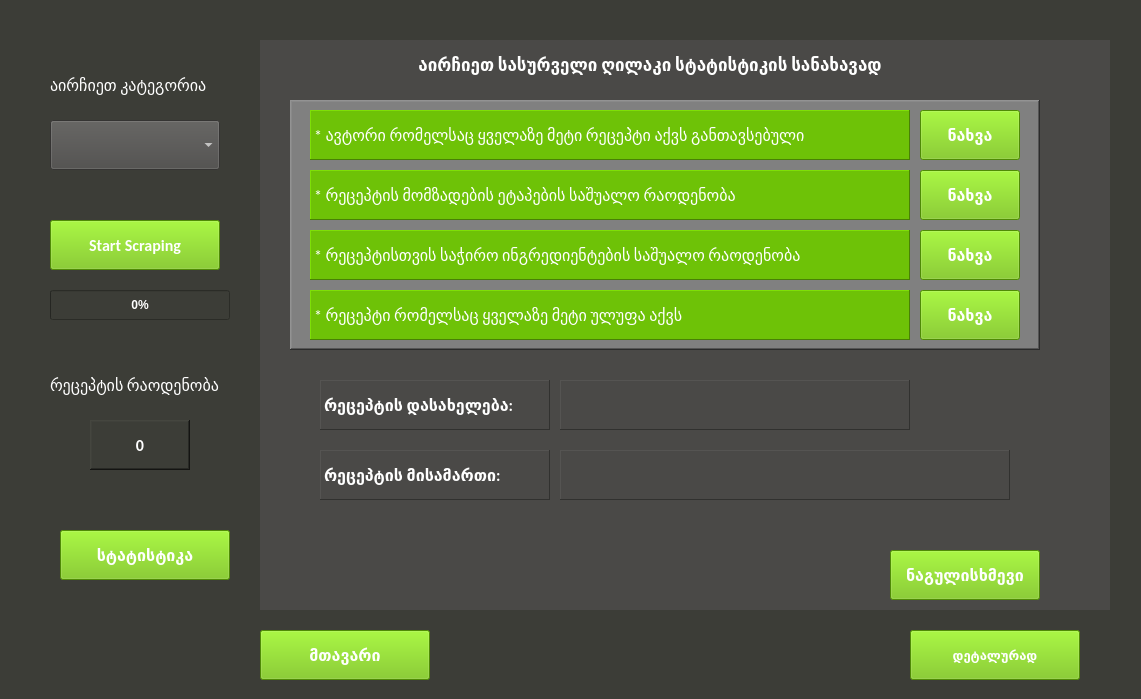
Old version of the form ui/app.ui in the repository CodeVnebula/recipe-scraper.
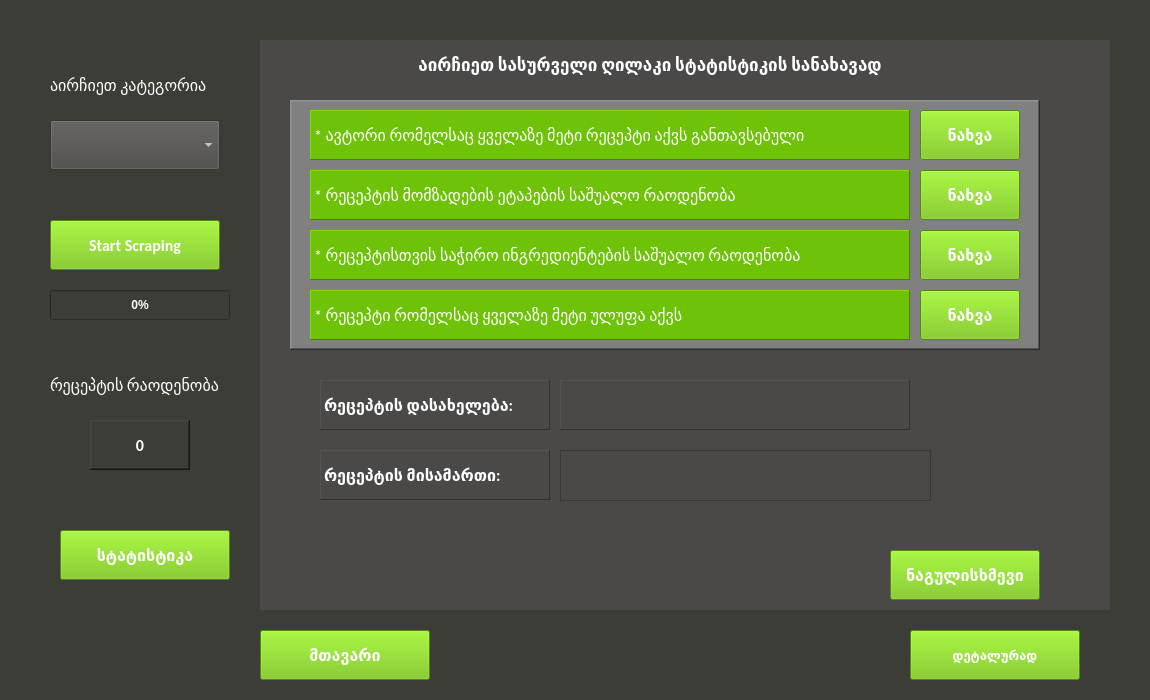
New version of the form. The open tabs and pages were chosen to show the change.

Commit message: Update User Interface

Patch:
```diff
--- a/ui/app.ui
+++ b/ui/app.ui
@@ -6,10 +6,22 @@
    <rect>
     <x>0</x>
     <y>0</y>
-    <width>1141</width>
-    <height>699</height>
+    <width>1150</width>
+    <height>700</height>
    </rect>
   </property>
+  <property name="minimumSize">
+   <size>
+    <width>1150</width>
+    <height>700</height>
+   </size>
+  </property>
+  <property name="maximumSize">
+   <size>
+    <width>1150</width>
+    <height>700</height>
+   </size>
+  </property>
   <property name="font">
    <font>
     <family>Calibri</family>
@@ -1253,33 +1265,15 @@
          <string>რეცეპტის მისამართი:</string>
         </property>
        </widget>
-       <widget class="QLabel" name="recipe_url_stats_label">
+       <widget class="QTextBrowser" name="recipe_url_stats_text">
         <property name="geometry">
          <rect>
           <x>270</x>
           <y>90</y>
-          <width>450</width>
-          <height>50</height>
+          <width>371</width>
+          <height>51</height>
          </rect>
         </property>
-        <property name="font">
-         <font>
-          <family>Calibri</family>
-          <pointsize>12</pointsize>
-         </font>
-        </property>
-        <property name="styleSheet">
-         <string notr="true">color: white;</string>
-        </property>
-        <property name="frameShape">
-         <enum>QFrame::Panel</enum>
-        </property>
-        <property name="frameShadow">
-         <enum>QFrame::Raised</enum>
-        </property>
-        <property name="text">
-         <string/>
-        </property>
        </widget>
       </widget>
      </widget>
```
Left out of the diff: 21 changed lines with no effect on the pictures. The commit also changes 2 other files.
